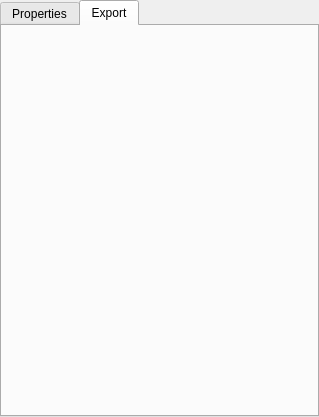
First picture: the form in gui/plotsettings.ui, repository QkThings/qkdaemon_old, before the edit.
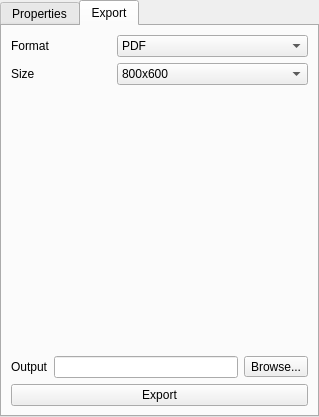
Second picture: the form after the edit. The open tabs and pages were chosen to show the change. Icons and pictures are not drawn. Custom widgets are drawn as their Qt base class.

```diff
--- a/gui/plotsettings.ui
+++ b/gui/plotsettings.ui
@@ -190,7 +190,7 @@
            <item>
             <layout class="QFormLayout" name="formLayout">
              <item row="0" column="0">
-              <widget class="QLabel" name="label">
+              <widget class="QLabel" name="labelTitle">
                <property name="text">
                 <string>Title</string>
                </property>
@@ -253,6 +253,151 @@
       <attribute name="title">
        <string>Export</string>
       </attribute>
+      <layout class="QVBoxLayout" name="verticalLayout_2">
+       <item>
+        <layout class="QFormLayout" name="formLayout_2">
+         <property name="fieldGrowthPolicy">
+          <enum>QFormLayout::AllNonFixedFieldsGrow</enum>
+         </property>
+         <item row="0" column="0">
+          <widget class="QLabel" name="label">
+           <property name="minimumSize">
+            <size>
+             <width>100</width>
+             <height>0</height>
+            </size>
+           </property>
+           <property name="maximumSize">
+            <size>
+             <width>100</width>
+             <height>16777215</height>
+            </size>
+           </property>
+           <property name="text">
+            <string>Format</string>
+           </property>
+          </widget>
+         </item>
+         <item row="0" column="1">
+          <widget class="QComboBox" name="comboBox">
+           <item>
+            <property name="text">
+             <string>PDF</string>
+            </property>
+           </item>
+           <item>
+            <property name="text">
+             <string>PNG</string>
+            </property>
+           </item>
+           <item>
+            <property name="text">
+             <string>CSV</string>
+            </property>
+           </item>
+          </widget>
+         </item>
+        </layout>
+       </item>
+       <item>
+        <widget class="QStackedWidget" name="stackedWidget">
+         <widget class="QWidget" name="page">
+          <layout class="QFormLayout" name="formLayout_3">
+           <property name="leftMargin">
+            <number>0</number>
+           </property>
+           <property name="topMargin">
+            <number>0</number>
+           </property>
+           <property name="rightMargin">
+            <number>0</number>
+           </property>
+           <property name="bottomMargin">
+            <number>0</number>
+           </property>
+           <item row="0" column="0">
+            <widget class="QLabel" name="label_2">
+             <property name="minimumSize">
+              <size>
+               <width>100</width>
+               <height>0</height>
+              </size>
+             </property>
+             <property name="maximumSize">
+              <size>
+               <width>100</width>
+               <height>16777215</height>
+              </size>
+             </property>
+             <property name="text">
+              <string>Size</string>
+             </property>
+            </widget>
+           </item>
+           <item row="0" column="1">
+            <widget class="QComboBox" name="comboBox_2">
+             <item>
+              <property name="text">
+               <string>800x600</string>
+              </property>
+             </item>
+             <item>
+              <property name="text">
+               <string>1200x700</string>
+              </property>
+             </item>
+             <item>
+              <property name="text">
+               <string>Custom...</string>
+              </property>
+             </item>
+            </widget>
+           </item>
+          </layout>
+         </widget>
+         <widget class="QWidget" name="page_2"/>
+        </widget>
+       </item>
+       <item>
+        <layout class="QHBoxLayout" name="horizontalLayout_4">
+         <item>
+          <layout class="QHBoxLayout" name="horizontalLayout">
+           <item>
+            <widget class="QLabel" name="label_4">
+             <property name="text">
+              <string>Output</string>
+             </property>
+             <property name="indent">
+              <number>0</number>
+             </property>
+            </widget>
+           </item>
+           <item>
+            <widget class="QLineEdit" name="lineEdit">
+             <property name="readOnly">
+              <bool>true</bool>
+             </property>
+            </widget>
+           </item>
+           <item>
+            <widget class="QToolButton" name="toolButton">
+             <property name="text">
+              <string>Browse...</string>
+             </property>
+            </widget>
+           </item>
+          </layout>
+         </item>
+        </layout>
+       </item>
+       <item>
+        <widget class="QPushButton" name="buttonExport">
+         <property name="text">
+          <string>Export</string>
+         </property>
+        </widget>
+       </item>
+      </layout>
      </widget>
     </widget>
    </item>
```
Left out of the diff: 16 changed lines with no effect on the pictures.
